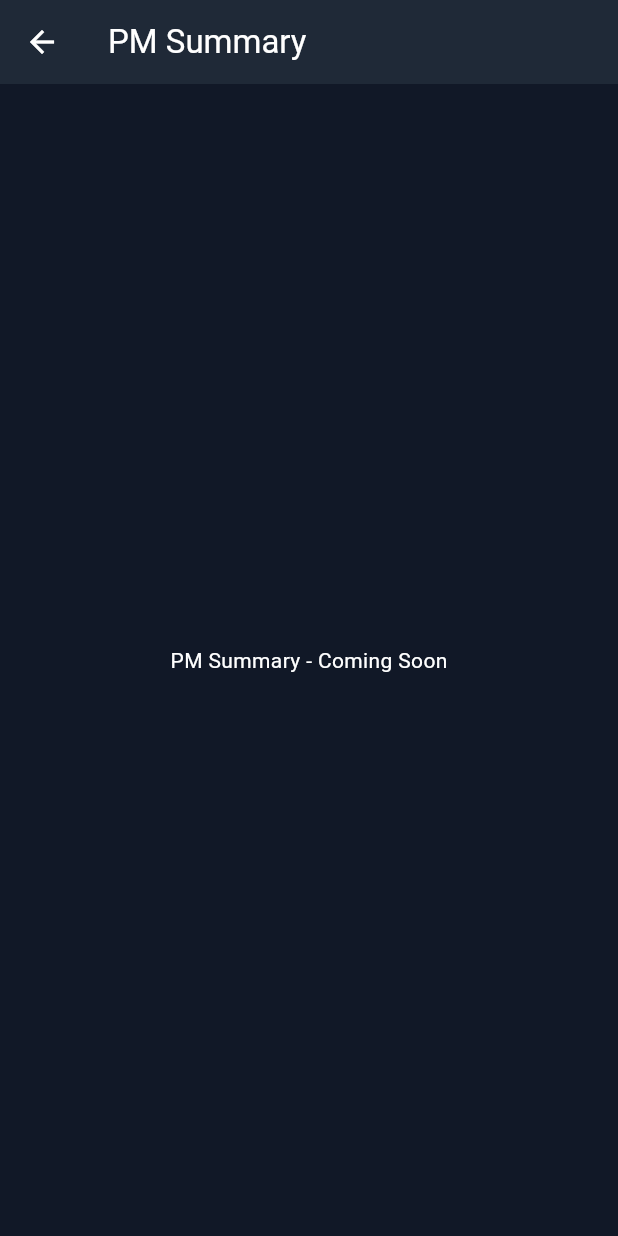
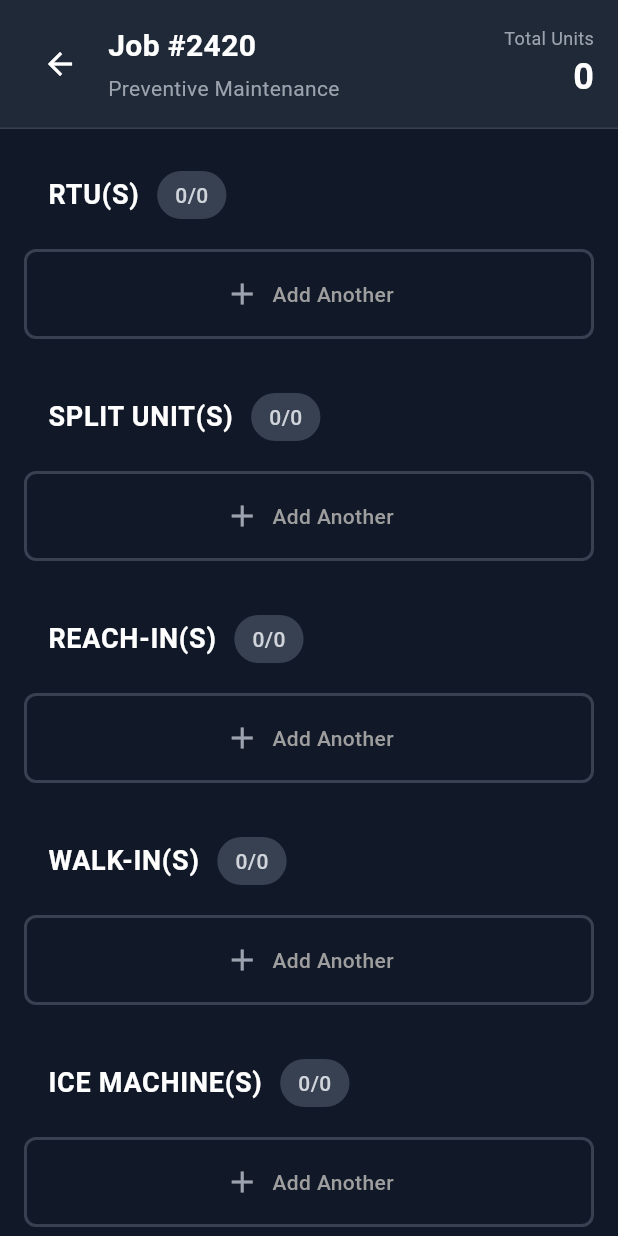
Before and after one commit to danishdhanani/dex-mvp-1.3, a Flutter app: the screen it shows once a user with an empty profile is signed in, after a tap on "Preventive Maintenance (PM)", on a phone screen of 412 x 824 dp. Run offline on Flutter 3.47's test engine with Material 3 defaults, Android fonts, the phone set to English and light mode, and no system bars; our stand-ins replace flutter_dotenv, shared_preferences, supabase_flutter; accounts and stored records are empty; project files that could hold a hidden picture were left out.

Commit message:
make the PM page

```diff
--- a/mobile/dex/lib/main.dart
+++ b/mobile/dex/lib/main.dart
@@ -8,6 +8,7 @@ import 'screens/job_type/job_type_page.dart';
 import 'screens/service_call/unit_selection_page.dart';
 import 'screens/service_call/service_call_page.dart';
 import 'screens/auth/auth_screen.dart';
+import 'screens/pm/pm_summary_page.dart';
 import 'navigation/app_router.dart';
 
 Future<void> main() async {
@@ -107,20 +108,8 @@ class DexApp extends StatelessWidget {
       onGenerateRoute: (settings) {
         // Handle routes with parameters
         if (settings.name == AppRouter.pmSummary) {
-          // TODO: Implement PM summary page
           return MaterialPageRoute(
-            builder: (context) => Scaffold(
-              appBar: AppBar(
-                leading: IconButton(
-                  icon: const Icon(Icons.arrow_back, color: Colors.white),
-                  onPressed: () => Navigator.of(context).pop(),
-                ),
-                title: const Text('PM Summary'),
-              ),
-              body: const Center(
-                child: Text('PM Summary - Coming Soon'),
-              ),
-            ),
+            builder: (context) => const PMSummaryPage(),
           );
         }
         if (settings.name == AppRouter.troubleshooting) {
--- /dev/null
+++ b/mobile/dex/lib/screens/pm/pm_summary_page.dart
@@ -0,0 +1,440 @@
+import 'package:flutter/material.dart';
+import 'package:shared_preferences/shared_preferences.dart';
+import 'dart:math';
+import 'dart:convert';
+
+class PMSummaryPage extends StatefulWidget {
+  const PMSummaryPage({super.key});
+
+  @override
+  State<PMSummaryPage> createState() => _PMSummaryPageState();
+}
+
+class Unit {
+  final String id;
+  final String type;
+  final String name;
+  int completedSteps;
+  int totalSteps;
+
+  Unit({
+    required this.id,
+    required this.type,
+    required this.name,
+    this.completedSteps = 0,
+    this.totalSteps = 0,
+  });
+
+  Map<String, dynamic> toJson() => {
+        'id': id,
+        'type': type,
+        'name': name,
+        'completedSteps': completedSteps,
+        'totalSteps': totalSteps,
+      };
+
+  factory Unit.fromJson(Map<String, dynamic> json) => Unit(
+        id: json['id'],
+        type: json['type'],
+        name: json['name'],
+        completedSteps: json['completedSteps'] ?? 0,
+        totalSteps: json['totalSteps'] ?? 0,
+      );
+}
+
+class _PMSummaryPageState extends State<PMSummaryPage> {
+  String _jobNumber = '';
+  List<Unit> _units = [];
+
+  @override
+  void initState() {
+    super.initState();
+    _loadJobData();
+  }
+
+  Future<void> _loadJobData() async {
+    final prefs = await SharedPreferences.getInstance();
+
+    // Load or generate job number
+    String jobNum = prefs.getString('pm-current-job-number') ?? '';
+    if (jobNum.isEmpty) {
+      jobNum = (1000 + Random().nextInt(9000)).toString();
+      await prefs.setString('pm-current-job-number', jobNum);
+    }
+
+    // Load units
+    final unitsJson = prefs.getString('pm-units-$jobNum');
+    List<Unit> units = [];
+    if (unitsJson != null && unitsJson.isNotEmpty) {
+      try {
+        final List<dynamic> unitsList = jsonDecode(unitsJson);
+        units = unitsList.map((u) => Unit.fromJson(u)).toList();
+      } catch (e) {
+        // If parsing fails, start with empty list
+      }
+    }
+
+    // Load completed steps for each unit
+    for (final unit in units) {
+      final checklistData = prefs.getString('pm-checklist-${unit.id}');
+      if (checklistData != null) {
+        try {
+          // Parse and count completed sections
+          // This is simplified - you'd need to parse the actual checklist structure
+          unit.completedSteps = _getCompletedSteps(unit.id, checklistData);
+        } catch (e) {
+          // Ignore parsing errors
+        }
+      }
+      unit.totalSteps = _getTotalSteps(unit.type);
+    }
+
+    setState(() {
+      _jobNumber = jobNum;
+      _units = units;
+    });
+  }
+
+  int _getTotalSteps(String type) {
+    const steps = {
+      'rtu': 8,
+      'splitUnit': 3,
+      'reachIn': 3,
+      'walkIn': 3,
+      'iceMachine': 3,
+    };
+    return steps[type] ?? 0;
+  }
+
+  int _getCompletedSteps(String unitId, String checklistData) {
+    // Simplified - in real implementation, parse the checklist JSON
+    // and count completed sections
+    try {
+      // This would parse the actual checklist structure
+      // For now, return 0
+      return 0;
+    } catch (e) {
+      return 0;
+    }
+  }
+
+  String _formatUnitName(String type, int index) {
+    const typeNames = {
+      'rtu': 'RTU',
+      'splitUnit': 'Split Unit',
+      'reachIn': 'Reach-in',
+      'walkIn': 'Walk-in',
+      'iceMachine': 'Ice Machine',
+    };
+    return '${typeNames[type] ?? type} $index';
+  }
+
+  List<Unit> _getUnitsByType(String type) {
+    return _units.where((u) => u.type == type).toList();
+  }
+
+  Future<void> _addUnit(String type) async {
+    final existingUnits = _getUnitsByType(type);
+    final newIndex = existingUnits.length + 1;
+    final newUnit = Unit(
+      id: '$type-$newIndex',
+      type: type,
+      name: _formatUnitName(type, newIndex),
+      totalSteps: _getTotalSteps(type),
+    );
+
+    setState(() {
+      _units.add(newUnit);
+    });
+
+    // Save to SharedPreferences
+    final prefs = await SharedPreferences.getInstance();
+    final unitsJson = jsonEncode(_units.map((u) => u.toJson()).toList());
+    await prefs.setString('pm-units-$_jobNumber', unitsJson);
+  }
+
+  Future<void> _deleteUnit(String id) async {
+    setState(() {
+      _units.removeWhere((u) => u.id == id);
+    });
+
+    // Save to SharedPreferences
+    final prefs = await SharedPreferences.getInstance();
+    final unitsJson = jsonEncode(_units.map((u) => u.toJson()).toList());
+    await prefs.setString('pm-units-$_jobNumber', unitsJson);
+  }
+
+  final _unitTypeInfo = [
+    {'key': 'rtu', 'label': 'RTU(S)'},
+    {'key': 'splitUnit', 'label': 'SPLIT UNIT(S)'},
+    {'key': 'reachIn', 'label': 'REACH-IN(S)'},
+    {'key': 'walkIn', 'label': 'WALK-IN(S)'},
+    {'key': 'iceMachine', 'label': 'ICE MACHINE(S)'},
+  ];
+
+  @override
+  Widget build(BuildContext context) {
+    return Scaffold(
+      backgroundColor: const Color(0xFF111827), // gray-900
+      body: SafeArea(
+        child: Column(
+          children: [
+            // Header
+            Container(
+              padding: const EdgeInsets.all(16),
+              decoration: const BoxDecoration(
+                color: Color(0xFF1F2937), // gray-800
+                border: Border(
+                  bottom: BorderSide(
+                    color: Color(0xFF374151), // gray-700
+                    width: 1,
+                  ),
+                ),
+              ),
+              child: Row(
+                children: [
+                  IconButton(
+                    icon: const Icon(Icons.arrow_back, color: Colors.white),
+                    onPressed: () => Navigator.of(context).pop(),
+                  ),
+                  const SizedBox(width: 8),
+                  Expanded(
+                    child: Column(
+                      crossAxisAlignment: CrossAxisAlignment.start,
+                      children: [
+                        Text(
+                          'Job #$_jobNumber',
+                          style: const TextStyle(
+                            fontSize: 20,
+                            fontWeight: FontWeight.bold,
+                            color: Colors.white,
+                          ),
+                        ),
+                        const SizedBox(height: 4),
+                        const Text(
+                          'Preventive Maintenance',
+                          style: TextStyle(
+                            fontSize: 14,
+                            color: Color(0xFF9CA3AF), // gray-400
+                          ),
+                        ),
+                      ],
+                    ),
+                  ),
+                  Column(
+                    crossAxisAlignment: CrossAxisAlignment.end,
+                    children: [
+                      const Text(
+                        'Total Units',
+                        style: TextStyle(
+                          fontSize: 12,
+                          color: Color(0xFF9CA3AF), // gray-400
+                        ),
+                      ),
+                      Text(
+                        '${_units.length}',
+                        style: const TextStyle(
+                          fontSize: 24,
+                          fontWeight: FontWeight.bold,
+                          color: Colors.white,
+                        ),
+                      ),
+                    ],
+                  ),
+                ],
+              ),
+            ),
+
+            // Main Content
+            Expanded(
+              child: SingleChildScrollView(
+                padding: const EdgeInsets.all(16),
+                child: Column(
+                  children: _unitTypeInfo.map((typeInfo) {
+                    final typeUnits = _getUnitsByType(typeInfo['key'] as String);
+                    final completedUnits = typeUnits.where((unit) {
+                      return unit.completedSteps == unit.totalSteps &&
+                             unit.totalSteps > 0;
+                    }).length;
+
+                    return _buildUnitTypeSection(
+                      typeInfo['label'] as String,
+                      typeInfo['key'] as String,
+                      typeUnits,
+                      completedUnits,
+                    );
+                  }).toList(),
+                ),
+              ),
+            ),
+          ],
+        ),
+      ),
+    );
+  }
+
+  Widget _buildUnitTypeSection(
+    String label,
+    String type,
+    List<Unit> units,
+    int completedUnits,
+  ) {
+    return Container(
+      margin: const EdgeInsets.only(bottom: 24),
+      child: Column(
+        crossAxisAlignment: CrossAxisAlignment.start,
+        children: [
+          // Section Header
+          Padding(
+            padding: const EdgeInsets.symmetric(horizontal: 16, vertical: 12),
+            child: Row(
+              children: [
+                Text(
+                  label,
+                  style: const TextStyle(
+                    fontSize: 18,
+                    fontWeight: FontWeight.w600,
+                    color: Colors.white,
+                    letterSpacing: 0.5,
+                  ),
+                ),
+                const SizedBox(width: 12),
+                Container(
+                  padding: const EdgeInsets.symmetric(horizontal: 12, vertical: 6),
+                  decoration: BoxDecoration(
+                    color: const Color(0xFF374151), // gray-700
+                    borderRadius: BorderRadius.circular(16),
+                  ),
+                  child: Text(
+                    '$completedUnits/${units.length}',
+                    style: const TextStyle(
+                      fontSize: 14,
+                      fontWeight: FontWeight.w500,
+                      color: Color(0xFFD1D5DB), // gray-300
+                    ),
+                  ),
+                ),
+              ],
+            ),
+          ),
+
+          // Units List
+          ...units.map((unit) => _buildUnitCard(unit)),
+
+          // Add Another Button
+          Container(
+            margin: const EdgeInsets.only(top: 8),
+            decoration: BoxDecoration(
+              border: Border.all(
+                color: const Color(0xFF374151), // gray-700
+                width: 2,
+                style: BorderStyle.solid,
+              ),
+              borderRadius: BorderRadius.circular(8),
+            ),
+            child: Material(
+              color: Colors.transparent,
+              child: InkWell(
+                onTap: () => _addUnit(type),
+                borderRadius: BorderRadius.circular(8),
+                child: Container(
+                  padding: const EdgeInsets.all(16),
+                  child: Row(
+                    mainAxisAlignment: MainAxisAlignment.center,
+                    children: [
+                      const Icon(
+                        Icons.add,
+                        color: Color(0xFF9CA3AF), // gray-400
+                        size: 24,
+                      ),
+                      const SizedBox(width: 8),
+                      Text(
+                        'Add Another',
+                        style: TextStyle(
+                          fontSize: 14,
+                          fontWeight: FontWeight.w500,
+                          color: Colors.grey[500],
+                        ),
+                      ),
+                    ],
+                  ),
+                ),
+              ),
+            ),
+          ),
+        ],
+      ),
+    );
+  }
+
+  Widget _buildUnitCard(Unit unit) {
+    return Container(
+      margin: const EdgeInsets.only(bottom: 12),
+      decoration: BoxDecoration(
+        color: const Color(0xFF1F2937), // gray-800
+        border: Border.all(
+          color: const Color(0xFF374151), // gray-700
+          width: 1,
+        ),
+        borderRadius: BorderRadius.circular(8),
+      ),
+      child: Material(
+        color: Colors.transparent,
+        child: InkWell(
+          onTap: () {
+            // TODO: Navigate to unit detail page
+            // Navigator.pushNamed(context, AppRouter.pmUnitDetail, arguments: unit.id);
+          },
+          borderRadius: BorderRadius.circular(8),
+          child: Padding(
+            padding: const EdgeInsets.all(16),
+            child: Row(
+              children: [
+                Expanded(
+                  child: Row(
+                    children: [
+                      Expanded(
+                        child: Text(
+                          unit.name,
+                          style: const TextStyle(
+                            fontSize: 14,
+                            fontWeight: FontWeight.w500,
+                            color: Colors.white,
+                          ),
+                        ),
+                      ),
+                      const SizedBox(width: 8),
+                      Container(
+                        padding: const EdgeInsets.symmetric(horizontal: 8, vertical: 4),
+                        decoration: BoxDecoration(
+                          color: const Color(0xFF374151), // gray-700
+                          borderRadius: BorderRadius.circular(12),
+                        ),
+                        child: Text(
+                          '${unit.completedSteps}/${unit.totalSteps} steps',
+                          style: const TextStyle(
+                            fontSize: 11,
+                            fontWeight: FontWeight.w500,
+                            color: Color(0xFFD1D5DB), // gray-300
+                          ),
+                        ),
+                      ),
+                    ],
+                  ),
+                ),
+                IconButton(
+                  icon: const Icon(
+                    Icons.delete_outline,
+                    color: Color(0xFF9CA3AF), // gray-400
+                    size: 20,
+                  ),
+                  onPressed: () => _deleteUnit(unit.id),
+                ),
+              ],
+            ),
+          ),
+        ),
+      ),
+    );
+  }
+}
```
